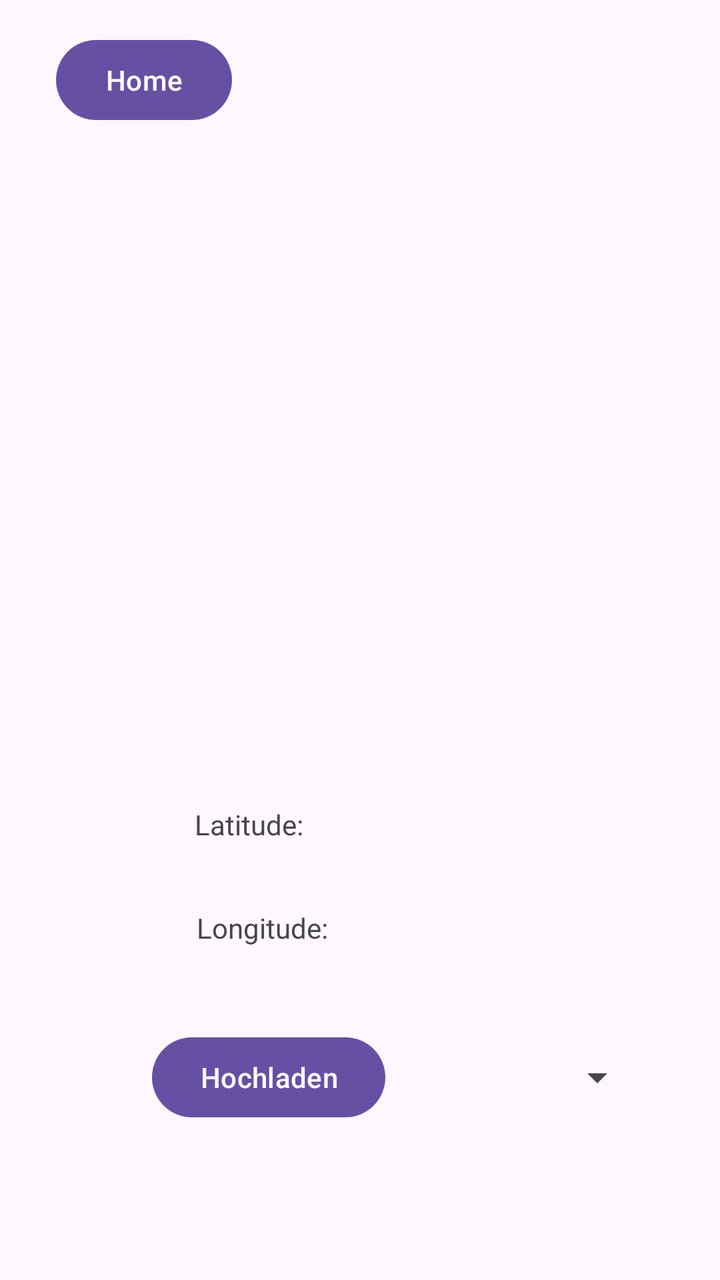
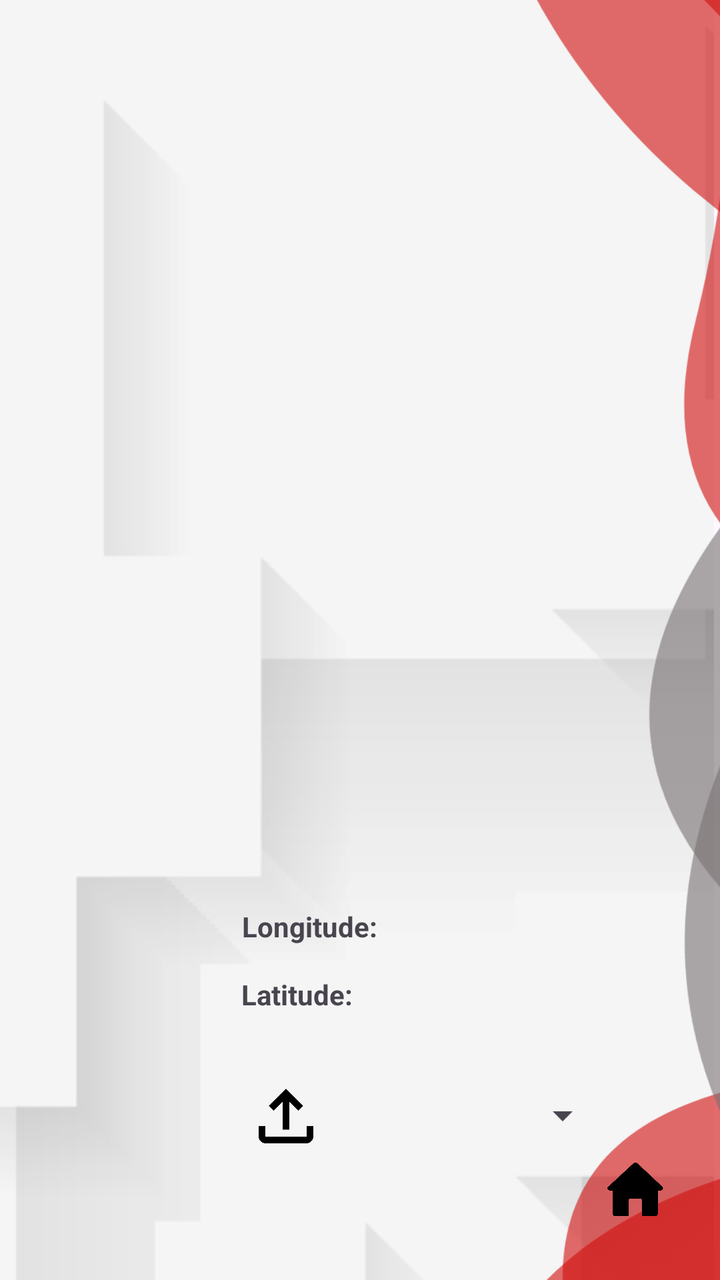

Screens rendered from an Android XML layout before and after an edit, with the pre-edit source and the edit as a unified diff.
<!-- AndroidManifest.xml: application theme Theme.TrafficSceneAnalyser -->
<!-- res/layout/activity_upload_config.xml -->
<?xml version="1.0" encoding="utf-8"?>
<androidx.constraintlayout.widget.ConstraintLayout xmlns:android="http://schemas.android.com/apk/res/android"
    xmlns:app="http://schemas.android.com/apk/res-auto"
    xmlns:tools="http://schemas.android.com/tools"
    android:id="@+id/main"
    android:layout_width="match_parent"
    android:layout_height="match_parent"
    tools:context=".UploadConfigActivity">

    <ImageView
        android:id="@+id/image_preview"
        android:layout_width="310dp"
        android:layout_height="345dp"
        android:layout_margin="8dp"
        android:contentDescription="@string/image_preview"
        app:layout_constraintBottom_toBottomOf="parent"
        app:layout_constraintDimensionRatio="H,16:9"
        app:layout_constraintHorizontal_bias="0.495"
        app:layout_constraintLeft_toLeftOf="parent"
        app:layout_constraintRight_toRightOf="parent"
        app:layout_constraintTop_toTopOf="parent"
        app:layout_constraintVertical_bias="0.186" />

    <Button
        android:id="@+id/button_upload"
        android:layout_width="wrap_content"
        android:layout_height="wrap_content"
        android:layout_marginLeft="76dp"
        android:text="@string/upload_button"
        app:layout_constraintBottom_toBottomOf="parent"
        app:layout_constraintLeft_toLeftOf="parent"
        app:layout_constraintTop_toBottomOf="@+id/image_preview"
        app:layout_constraintVertical_bias="0.586" />

    <Spinner
        android:id="@+id/spinner_model_selector"
        android:layout_width="122dp"
        android:layout_height="63dp"
        android:layout_margin="8dp"
        android:layout_marginStart="60dp"
        android:layout_marginTop="28dp"
        app:layout_constraintBottom_toBottomOf="parent"
        app:layout_constraintEnd_toEndOf="parent"
        app:layout_constraintHorizontal_bias="0.0"
        app:layout_constraintStart_toEndOf="@+id/button_upload"
        app:layout_constraintTop_toBottomOf="@+id/image_preview"
        app:layout_constraintVertical_bias="0.605" />

    <Button
        android:id="@+id/button6"
        android:layout_width="wrap_content"
        android:layout_height="wrap_content"
        android:layout_marginStart="28dp"
        android:layout_marginTop="16dp"
        android:onClick="goToHome"
        android:text="Home"
        app:layout_constraintStart_toStartOf="parent"
        app:layout_constraintTop_toTopOf="parent" />

    <TextView
        android:id="@+id/latitude"
        android:layout_width="179dp"
        android:layout_height="54dp"
        android:ems="10"
        android:text="Latitude: "
        app:layout_constraintBottom_toTopOf="@+id/longitude"
        app:layout_constraintEnd_toEndOf="parent"
        app:layout_constraintHorizontal_bias="0.538"
        app:layout_constraintStart_toStartOf="parent"
        app:layout_constraintTop_toBottomOf="@+id/image_preview" />

    <TextView
        android:id="@+id/longitude"
        android:layout_width="178dp"
        android:layout_height="57dp"
        android:ems="10"
        android:text="Longitude: "
        app:layout_constraintBottom_toBottomOf="parent"
        app:layout_constraintEnd_toEndOf="parent"
        app:layout_constraintHorizontal_bias="0.54"
        app:layout_constraintStart_toStartOf="parent"
        app:layout_constraintTop_toBottomOf="@+id/image_preview"
        app:layout_constraintVertical_bias="0.277" />
</androidx.constraintlayout.widget.ConstraintLayout>
<!-- resources referenced by this layout -->
<resources>
  <string name="image_preview">Bildvorschau</string>
  <string name="upload_button">Hochladen</string>
  <style name="Theme.TrafficSceneAnalyser" parent="Base.Theme.TrafficSceneAnalyser" />
  <style name="Base.Theme.TrafficSceneAnalyser" parent="Theme.Material3.DayNight.NoActionBar">
          
          
      </style>
</resources>

<!-- the commit's change to res/layout/activity_upload_config.xml (unified diff, before → after) -->
@@ -6,6 +6,18 @@
     android:layout_width="match_parent"
     android:layout_height="match_parent"
     tools:context=".UploadConfigActivity">
+
+    <ImageView
+        android:id="@+id/backg"
+        android:layout_width="904dp"
+        android:layout_height="897dp"
+        app:layout_constraintBottom_toBottomOf="parent"
+        app:layout_constraintEnd_toEndOf="parent"
+        app:layout_constraintHorizontal_bias="1.0"
+        app:layout_constraintStart_toStartOf="parent"
+        app:layout_constraintTop_toTopOf="parent"
+        app:layout_constraintVertical_bias="0.12"
+        app:srcCompat="@drawable/background" />
 
     <ImageView
         android:id="@+id/image_preview"
@@ -21,64 +33,82 @@
         app:layout_constraintTop_toTopOf="parent"
         app:layout_constraintVertical_bias="0.186" />
 
-    <Button
-        android:id="@+id/button_upload"
-        android:layout_width="wrap_content"
-        android:layout_height="wrap_content"
-        android:layout_marginLeft="76dp"
-        android:text="@string/upload_button"
-        app:layout_constraintBottom_toBottomOf="parent"
-        app:layout_constraintLeft_toLeftOf="parent"
-        app:layout_constraintTop_toBottomOf="@+id/image_preview"
-        app:layout_constraintVertical_bias="0.586" />
-
     <Spinner
         android:id="@+id/spinner_model_selector"
         android:layout_width="122dp"
         android:layout_height="63dp"
         android:layout_margin="8dp"
-        android:layout_marginStart="60dp"
-        android:layout_marginTop="28dp"
         app:layout_constraintBottom_toBottomOf="parent"
         app:layout_constraintEnd_toEndOf="parent"
-        app:layout_constraintHorizontal_bias="0.0"
+        app:layout_constraintHorizontal_bias="0.1"
         app:layout_constraintStart_toEndOf="@+id/button_upload"
-        app:layout_constraintTop_toBottomOf="@+id/image_preview"
-        app:layout_constraintVertical_bias="0.605" />
+        app:layout_constraintTop_toBottomOf="@+id/longitude" />
 
-    <Button
-        android:id="@+id/button6"
-        android:layout_width="wrap_content"
-        android:layout_height="wrap_content"
-        android:layout_marginStart="28dp"
-        android:layout_marginTop="16dp"
+    <ImageButton
+        android:id="@+id/button_upload"
+        android:layout_width="54dp"
+        android:layout_height="68dp"
+        android:layout_marginStart="116dp"
+        android:backgroundTint="#00FFFFFF"
         android:onClick="goToHome"
-        android:text="Home"
+        android:scaleType="fitCenter"
+        android:src="@drawable/upload"
+
+        app:layout_constraintBottom_toBottomOf="parent"
         app:layout_constraintStart_toStartOf="parent"
-        app:layout_constraintTop_toTopOf="parent" />
+        app:layout_constraintTop_toBottomOf="@+id/longitude" />
 
     <TextView
         android:id="@+id/latitude"
-        android:layout_width="179dp"
-        android:layout_height="54dp"
+        android:layout_width="135dp"
+        android:layout_height="23dp"
+        android:layout_marginTop="12dp"
         android:ems="10"
         android:text="Latitude: "
-        app:layout_constraintBottom_toTopOf="@+id/longitude"
+        android:textStyle="bold"
         app:layout_constraintEnd_toEndOf="parent"
-        app:layout_constraintHorizontal_bias="0.538"
+        app:layout_constraintHorizontal_bias="0.536"
         app:layout_constraintStart_toStartOf="parent"
-        app:layout_constraintTop_toBottomOf="@+id/image_preview" />
+        app:layout_constraintTop_toBottomOf="@+id/longitude" />
 
     <TextView
         android:id="@+id/longitude"
-        android:layout_width="178dp"
-        android:layout_height="57dp"
+        android:layout_width="132dp"
+        android:layout_height="22dp"
         android:ems="10"
         android:text="Longitude: "
+        android:textStyle="bold"
         app:layout_constraintBottom_toBottomOf="parent"
         app:layout_constraintEnd_toEndOf="parent"
-        app:layout_constraintHorizontal_bias="0.54"
+        app:layout_constraintHorizontal_bias="0.53"
         app:layout_constraintStart_toStartOf="parent"
         app:layout_constraintTop_toBottomOf="@+id/image_preview"
-        app:layout_constraintVertical_bias="0.277" />
+        app:layout_constraintVertical_bias="0.229" />
+
+    <ImageView
+        android:id="@+id/imageView5"
+        android:layout_width="484dp"
+        android:layout_height="773dp"
+        app:layout_constraintBottom_toBottomOf="parent"
+        app:layout_constraintEnd_toEndOf="parent"
+        app:layout_constraintHorizontal_bias="0.643"
+        app:layout_constraintStart_toStartOf="parent"
+        app:layout_constraintTop_toTopOf="parent"
+        app:srcCompat="@drawable/perfectlayout2" />
+
+    <ImageButton
+        android:id="@+id/button6"
+        android:layout_width="54dp"
+        android:layout_height="68dp"
+        android:backgroundTint="#00FFFFFF"
+        android:onClick="goToHome"
+        android:scaleType="fitCenter"
+        android:src="@drawable/home1"
+        app:layout_constraintBottom_toBottomOf="parent"
+        app:layout_constraintEnd_toEndOf="parent"
+        app:layout_constraintHorizontal_bias="0.95"
+        app:layout_constraintStart_toStartOf="parent"
+        app:layout_constraintTop_toTopOf="parent"
+        app:layout_constraintVertical_bias="0.98" />
+
 </androidx.constraintlayout.widget.ConstraintLayout>
<!-- resource entries referenced after the edit -->
@@ -1,7 +1,10 @@
 <!-- resources referenced by this layout -->
 <resources>
+  <!-- drawable background: png bitmap (drawable-hdpi, 37305 bytes) -->
+  <!-- drawable home1: png bitmap (drawable, 7782 bytes) -->
+  <!-- drawable perfectlayout2: png bitmap (drawable-hdpi, 51025 bytes) -->
+  <!-- drawable upload: png bitmap (drawable, 6537 bytes) -->
   <string name="image_preview">Bildvorschau</string>
-  <string name="upload_button">Hochladen</string>
   <style name="Theme.TrafficSceneAnalyser" parent="Base.Theme.TrafficSceneAnalyser" />
   <style name="Base.Theme.TrafficSceneAnalyser" parent="Theme.Material3.DayNight.NoActionBar">
           
